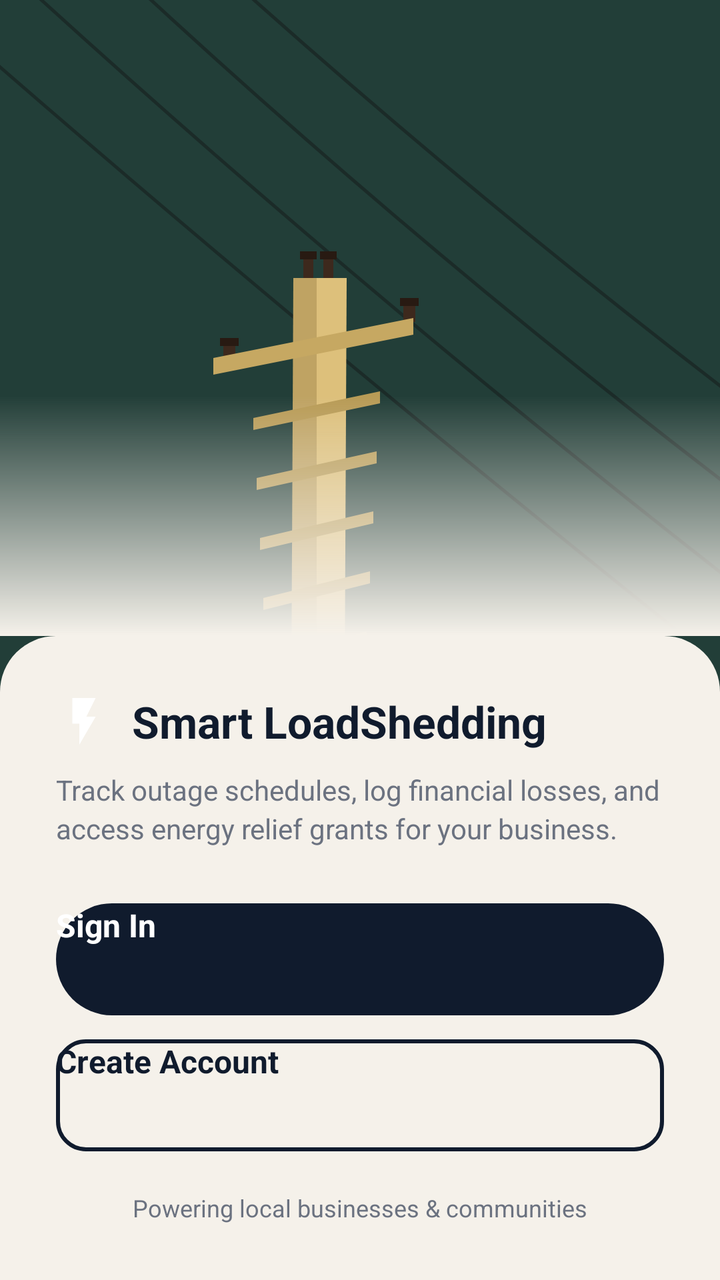
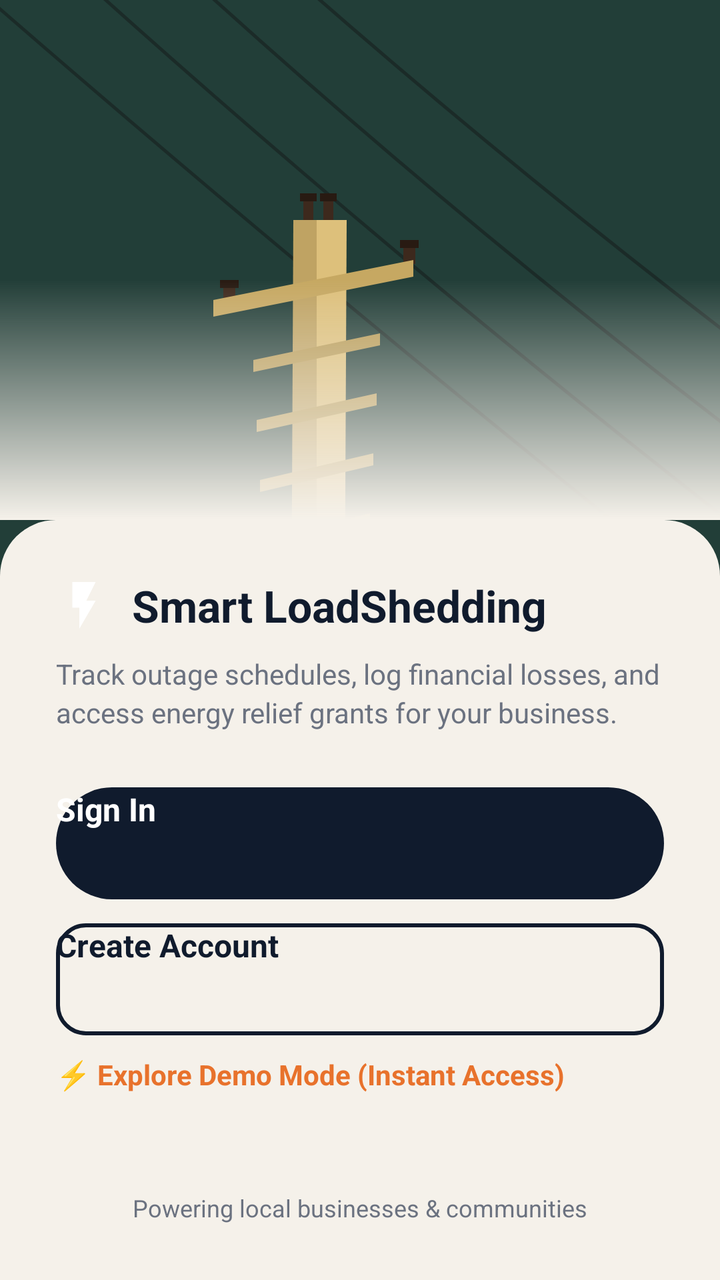

Compare the two renders of this Android layout. The source of the first and the diff that turns it into the second are given below.
<!-- AndroidManifest.xml: activity theme Theme.SmartLoadShedding.Splash -->
<!-- res/layout/activity_welcome.xml -->
<?xml version="1.0" encoding="utf-8"?>
<RelativeLayout xmlns:android="http://schemas.android.com/apk/res/android"
    xmlns:app="http://schemas.android.com/apk/res-auto"
    android:layout_width="match_parent"
    android:layout_height="match_parent"
    android:background="#223E38"
    android:fitsSystemWindows="true">

    
    <ImageView
        android:id="@+id/ivPowerPoleHero"
        android:layout_width="match_parent"
        android:layout_height="match_parent"
        android:layout_above="@id/cardBottomContainer"
        android:scaleType="centerCrop"
        android:src="@drawable/ic_power_pole_welcome"
        android:contentDescription="@string/app_name" />

    
    <View
        android:layout_width="match_parent"
        android:layout_height="120dp"
        android:layout_above="@id/cardBottomContainer"
        android:background="@drawable/bg_welcome_gradient_overlay" />

    
    <LinearLayout
        android:id="@+id/cardBottomContainer"
        android:layout_width="match_parent"
        android:layout_height="wrap_content"
        android:layout_alignParentBottom="true"
        android:background="@drawable/bg_welcome_bottom_sheet"
        android:elevation="12dp"
        android:orientation="vertical"
        android:padding="28dp">

        
        <LinearLayout
            android:layout_width="wrap_content"
            android:layout_height="wrap_content"
            android:gravity="center_vertical"
            android:orientation="horizontal">

            <ImageView
                android:layout_width="28dp"
                android:layout_height="28dp"
                android:src="@drawable/ic_splash_icon"
                app:tint="@color/brand_navy"
                android:contentDescription="@string/app_name" />

            <TextView
                android:layout_width="wrap_content"
                android:layout_height="wrap_content"
                android:layout_marginStart="10dp"
                android:text="@string/welcome_title"
                android:textColor="@color/brand_navy"
                android:textSize="22sp"
                android:textStyle="bold" />
        </LinearLayout>

        
        <TextView
            android:layout_width="match_parent"
            android:layout_height="wrap_content"
            android:layout_marginTop="10dp"
            android:text="@string/welcome_tagline"
            android:textColor="@color/text_secondary"
            android:textSize="14sp"
            android:lineSpacingExtra="3dp" />

        
        <LinearLayout
            android:layout_width="match_parent"
            android:layout_height="wrap_content"
            android:layout_marginTop="28dp"
            android:orientation="vertical">

            
            <Button
                android:id="@+id/btnSignInWelcome"
                android:layout_width="match_parent"
                android:layout_height="56dp"
                android:background="@drawable/bg_rounded_input"
                android:backgroundTint="@color/brand_navy"
                android:pointerIcon="hand"
                android:tooltipText="Click to Sign In"
                android:text="@string/welcome_sign_in"
                android:textAllCaps="false"
                android:textColor="@android:color/white"
                android:textSize="16sp"
                android:textStyle="bold" />

            
            <Button
                android:id="@+id/btnRegisterWelcome"
                android:layout_width="match_parent"
                android:layout_height="56dp"
                android:layout_marginTop="12dp"
                android:background="@drawable/bg_welcome_outline_btn"
                app:backgroundTint="@null"
                android:pointerIcon="hand"
                android:tooltipText="Click to Create Account"
                android:text="@string/welcome_create_account"
                android:textAllCaps="false"
                android:textColor="@color/brand_navy"
                android:textSize="16sp"
                android:textStyle="bold" />

        </LinearLayout>

        
        <TextView
            android:layout_width="wrap_content"
            android:layout_height="wrap_content"
            android:layout_gravity="center_horizontal"
            android:layout_marginTop="20dp"
            android:text="@string/welcome_footer"
            android:textColor="@color/text_secondary"
            android:textSize="12sp" />

    </LinearLayout>

</RelativeLayout>
<!-- resources referenced by this layout -->
<resources>
  <color name="brand_navy">#101B2D</color>
  <color name="text_secondary">#6B7280</color>
  <!-- drawable bg_rounded_input (drawable) -->
  <?xml version="1.0" encoding="utf-8"?>
  <shape xmlns:android="http://schemas.android.com/apk/res/android"
      android:shape="rectangle">
      <solid android:color="@android:color/white" />
      <corners android:radius="28dp" />
  </shape>
  <!-- drawable bg_welcome_bottom_sheet (drawable) -->
  <?xml version="1.0" encoding="utf-8"?>
  <shape xmlns:android="http://schemas.android.com/apk/res/android"
      android:shape="rectangle">
      <solid android:color="@color/background_cream" />
      <corners
          android:topLeftRadius="28dp"
          android:topRightRadius="28dp"
          android:bottomLeftRadius="0dp"
          android:bottomRightRadius="0dp" />
  </shape>
  <!-- drawable bg_welcome_gradient_overlay (drawable) -->
  <?xml version="1.0" encoding="utf-8"?>
  <shape xmlns:android="http://schemas.android.com/apk/res/android"
      android:shape="rectangle">
      <gradient
          android:angle="270"
          android:startColor="#00223E38"
          android:endColor="#F5F1EA"
          android:type="linear" />
  </shape>
  <!-- drawable bg_welcome_outline_btn (drawable) -->
  <?xml version="1.0" encoding="utf-8"?>
  <shape xmlns:android="http://schemas.android.com/apk/res/android"
      android:shape="rectangle">
      <solid android:color="@android:color/transparent" />
      <stroke
          android:width="2dp"
          android:color="@color/brand_navy" />
      <corners android:radius="14dp" />
  </shape>
  <!-- drawable ic_power_pole_welcome: vector/xml drawable (drawable, 3153 chars, omitted) -->
  <!-- drawable ic_splash_icon (drawable) -->
  <vector xmlns:android="http://schemas.android.com/apk/res/android"
      android:width="24dp"
      android:height="24dp"
      android:viewportWidth="24"
      android:viewportHeight="24">
      <path
          android:fillColor="#FFFFFF"
          android:pathData="M7,2v11h3v9l7,-12h-4l4,-8z" />
  </vector>
  <string name="app_name">SmartLoadShedding</string>
  <string name="welcome_create_account">Create Account</string>
  <string name="welcome_footer">Powering local businesses &amp; communities</string>
  <string name="welcome_sign_in">Sign In</string>
  <string name="welcome_tagline">Track outage schedules, log financial losses, and access energy relief grants for your business.</string>
  <string name="welcome_title">Smart LoadShedding</string>
  <style name="Theme.SmartLoadShedding.Splash" parent="Theme.SplashScreen">
          <item name="windowSplashScreenBackground">@color/brand_navy</item>
          <item name="windowSplashScreenAnimatedIcon">@drawable/ic_splash_icon</item>
          <item name="windowSplashScreenIconBackgroundColor">@color/brand_navy</item>
          <item name="postSplashScreenTheme">@style/Theme.SmartLoadShedding</item>
      </style>
  <color name="background_cream">#F5F1EA</color>
  <style name="Theme.SmartLoadShedding" parent="Theme.MaterialComponents.DayNight.NoActionBar">
          <item name="colorPrimary">@color/brand_navy</item>
          <item name="colorSecondary">@color/brand_orange</item>
          <item name="android:windowBackground">@color/background_cream</item>
          <item name="colorOnPrimary">@color/white</item>
      </style>
  <color name="brand_orange">#E8722C</color>
  <color name="white">#FFFFFFFF</color>
</resources>

<!-- the commit's change to res/layout/activity_welcome.xml (unified diff, before → after) -->
@@ -106,6 +106,19 @@
                 android:textSize="16sp"
                 android:textStyle="bold" />
 
+            
+            <Button
+                android:id="@+id/btnDemoWelcome"
+                android:layout_width="match_parent"
+                android:layout_height="48dp"
+                android:layout_marginTop="10dp"
+                android:background="@android:color/transparent"
+                android:text="⚡ Explore Demo Mode (Instant Access)"
+                android:textAllCaps="false"
+                android:textColor="@color/brand_orange"
+                android:textSize="14sp"
+                android:textStyle="bold" />
+
         </LinearLayout>
 
         
